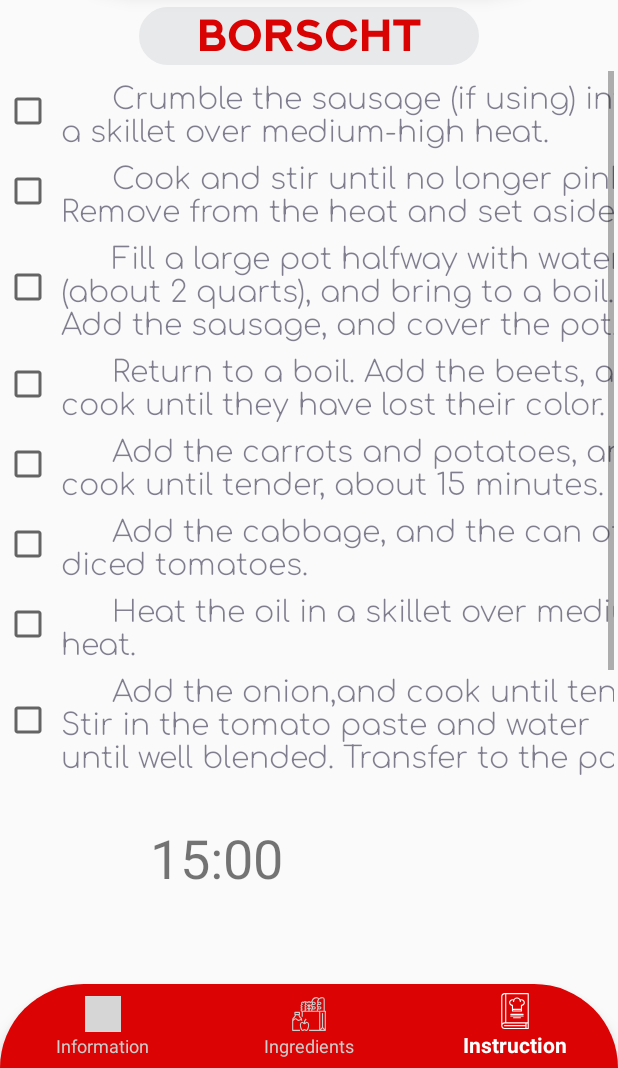
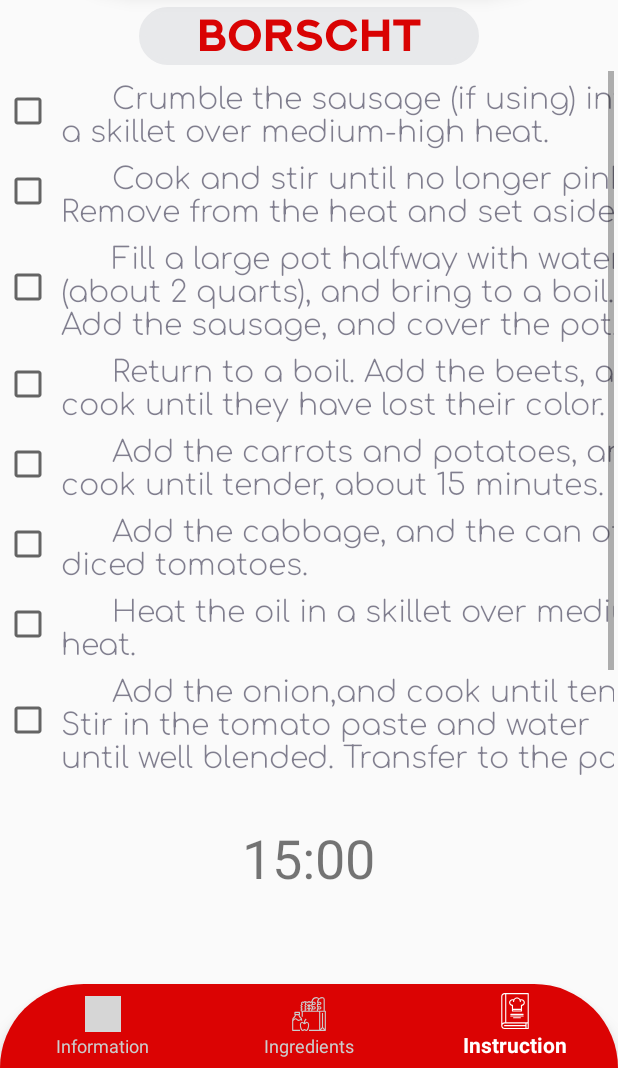
Before and after one commit to thinkingMark/Havka, an Android app: the Instructions screen opened directly, with no data from a screen before it, on a phone screen of 412 x 824 dp, the part 168-1236 px from its top. Run offline under Robolectric (Android 15) with nearby library versions, the phone set to English and light mode, and no system bars; our stand-ins replace Navigation 3; 2 statements that could not run were skipped; grey boxes are pictures that could not be loaded.

Commit message:
Юзайте

```diff
--- a/app/src/main/res/layout/activity_instructions.xml
+++ b/app/src/main/res/layout/activity_instructions.xml
@@ -84,7 +84,8 @@
             android:layout_width="211dp"
             android:layout_height="wrap_content"
             android:layout_gravity="center_horizontal"
-            android:text="       00:00"
+            android:text="00:00"
+            android:textAlignment="center"
 
             android:textSize="36sp" />
         <LinearLayout
@@ -92,6 +93,15 @@
             android:layout_height="wrap_content"
             android:layout_marginVertical="20px"
             android:layout_marginTop="20px"
+            android:orientation="horizontal">
+
+            <ScrollView
+                android:layout_width="match_parent"
+                android:layout_height="match_parent">
+
+                <LinearLayout
+                    android:layout_width="match_parent"
+                    android:layout_height="wrap_content"
                     android:orientation="horizontal">
 
                     <Button
@@ -117,6 +127,9 @@
                         android:visibility="invisible"
                         tools:visibility="visible" />
                 </LinearLayout>
+            </ScrollView>
+
+        </LinearLayout>
 
     </LinearLayout>
 
```
Also changed, not shown: app/src/main/java/com/example/havka/Favourite.java (+15 -7 lines), app/src/main/java/com/example/havka/Search.java (+13 -1 lines), 2 other files. Lines whose indentation alone changed are shown as unchanged.
